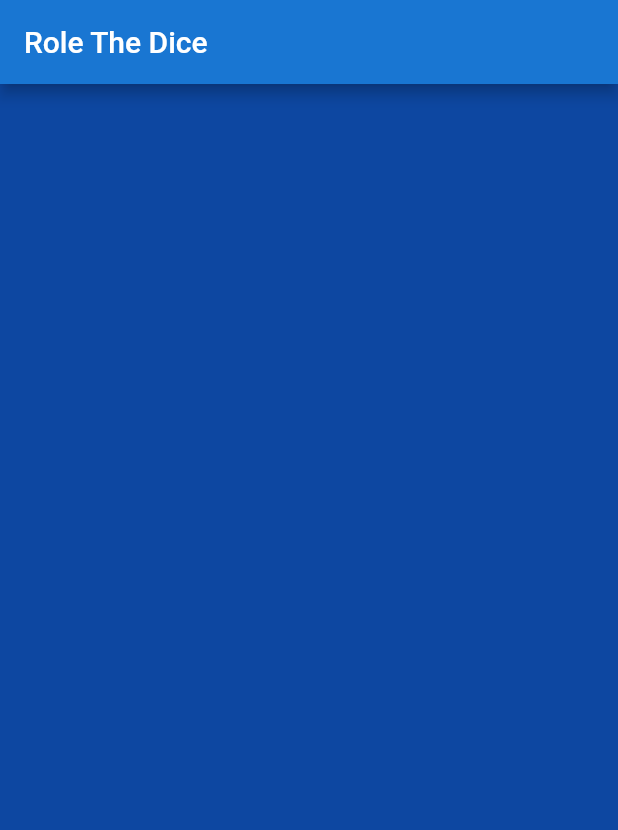
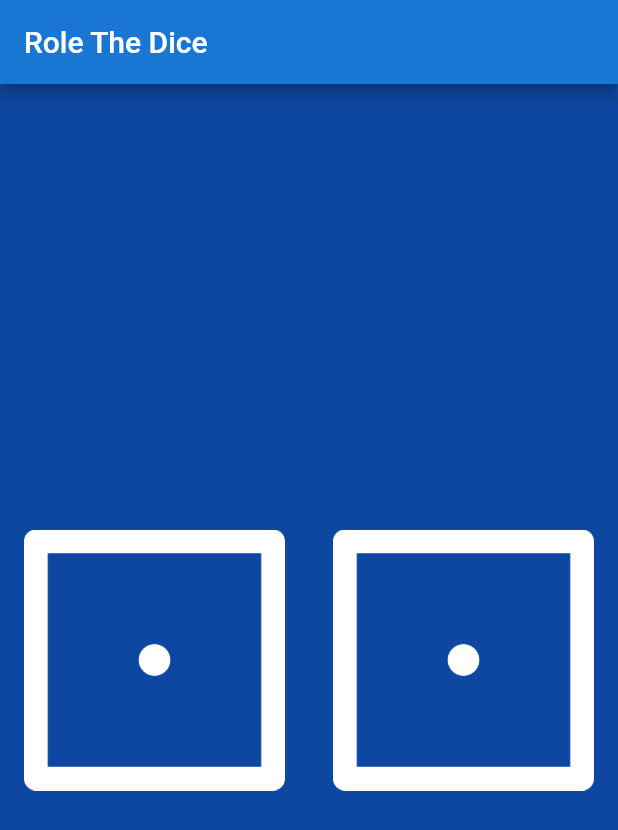
Before and after one commit to Tirth88663/Role-The-Dice-, a Flutter app: the screen it shows after launch, on a phone screen of 412 x 824 dp. Shown: the top 830 px of the screen. Run offline on Flutter 3.47's test engine with Material 2 defaults, Android fonts, the phone set to English and light mode, and no system bars.

Commit message:
added flat button

```diff
--- a/lib/main.dart
+++ b/lib/main.dart
@@ -20,6 +20,29 @@ class MainPage extends StatelessWidget {
 
   @override
   Widget build(BuildContext context) {
-    return Container();
+    return SafeArea(
+      child: Center(
+        child: Row(
+          children: <Widget>[
+            Expanded(
+              child: FlatButton(
+                onPressed: () {
+                  print('im left button.');
+                },
+                child: Image.asset('images/dice1.png'),
+              ),
+            ),
+            Expanded(
+              child: FlatButton(
+                onPressed: () {
+                  print('im right button');
+                },
+                child: Image.asset('images/dice1.png'),
+              ),
+            ),
+          ],
+        ),
+      ),
+    );
   }
 }
```
